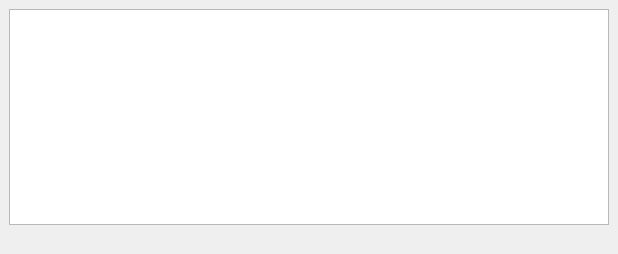
Old version of the form nafi/nafi_dockwidget_base.ui in the repository nafi-org/nafi-qgis.
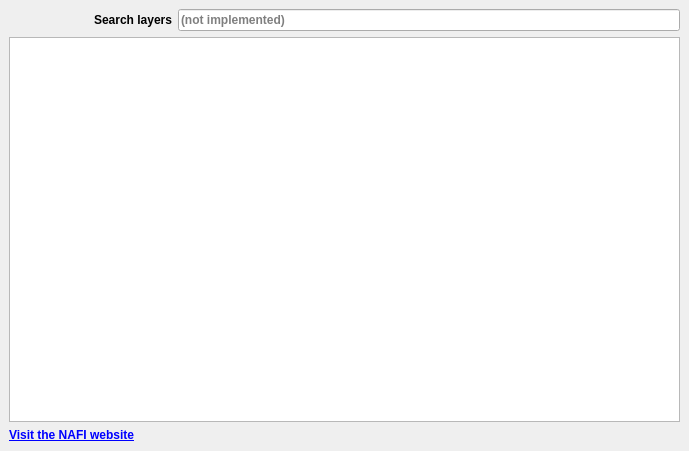
New version of the form. Icons and pictures are not drawn.

Commit message: remove NAFI icon, add non-functional search widget, clean up metadata

Patch:
```diff
--- a/nafi/nafi_dockwidget_base.ui
+++ b/nafi/nafi_dockwidget_base.ui
@@ -6,31 +6,69 @@
    <rect>
     <x>0</x>
     <y>0</y>
-    <width>618</width>
-    <height>254</height>
+    <width>689</width>
+    <height>451</height>
    </rect>
   </property>
+  <property name="font">
+   <font>
+    <weight>75</weight>
+    <bold>true</bold>
+   </font>
+  </property>
   <property name="windowTitle">
    <string>NAFI Fire Maps</string>
   </property>
   <widget class="QWidget" name="dockWidgetContents">
    <layout class="QGridLayout" name="gridLayout">
-    <item row="0" column="0">
+    <item row="0" column="1" colspan="3">
+     <widget class="QLineEdit" name="lineEdit">
+      <property name="placeholderText">
+       <string>(not implemented)</string>
+      </property>
+     </widget>
+    </item>
+    <item row="1" column="0" colspan="4">
      <widget class="QTreeView" name="treeView"/>
     </item>
-    <item row="1" column="0">
-     <widget class="QLabel" name="label">
+    <item row="0" column="0">
+     <widget class="QLabel" name="searchLabel">
       <property name="sizePolicy">
-       <sizepolicy hsizetype="Preferred" vsizetype="Preferred">
+       <sizepolicy hsizetype="Preferred" vsizetype="Fixed">
         <horstretch>0</horstretch>
         <verstretch>0</verstretch>
        </sizepolicy>
       </property>
+      <property name="minimumSize">
+       <size>
+        <width>0</width>
+        <height>0</height>
+       </size>
+      </property>
+      <property name="maximumSize">
+       <size>
+        <width>16777215</width>
+        <height>16777215</height>
+       </size>
+      </property>
+      <property name="font">
+       <font>
+        <weight>75</weight>
+        <bold>true</bold>
+       </font>
+      </property>
       <property name="text">
-       <string>&lt;html&gt;&lt;head/&gt;&lt;body&gt;&lt;p&gt;&lt;img src=&quot;:/plugins/nafi/icon.png&quot;/&gt;&lt;/p&gt;&lt;/body&gt;&lt;/html&gt;</string>
+       <string>&lt;html&gt;&lt;head/&gt;&lt;body&gt;&lt;p&gt;Search layers&lt;/p&gt;&lt;/body&gt;&lt;/html&gt;</string>
       </property>
-      <property name="scaledContents">
-       <bool>true</bool>
+      <property name="alignment">
+       <set>Qt::AlignRight|Qt::AlignTrailing|Qt::AlignVCenter</set>
+      </property>
+     </widget>
+    </item>
+    <item row="2" column="0">
+     <widget class="QLabel" name="nafiLabel">
+      <property name="text">
+       <string>&lt;html&gt;&lt;head/&gt;&lt;body&gt;&lt;p&gt;&lt;a href=&quot;https://firenorth.org.au&quot;&gt;&lt;span style=&quot; text-decoration: underline; color:#0000ff;&quot;&gt;Visit the NAFI website&lt;/span&gt;&lt;/a&gt;&lt;/p&gt;&lt;/body&gt;&lt;/html&gt;</string>
       </property>
      </widget>
     </item>
```
Left out of the diff: 4 changed lines with no effect on the pictures. The commit also changes 2 other files.
